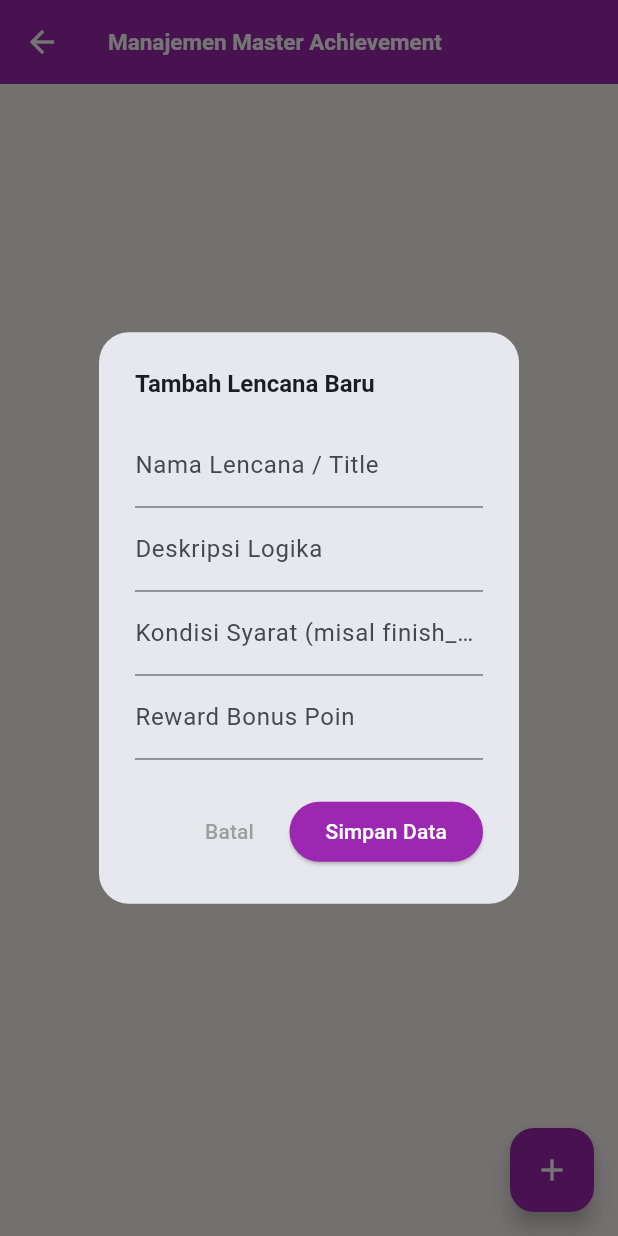
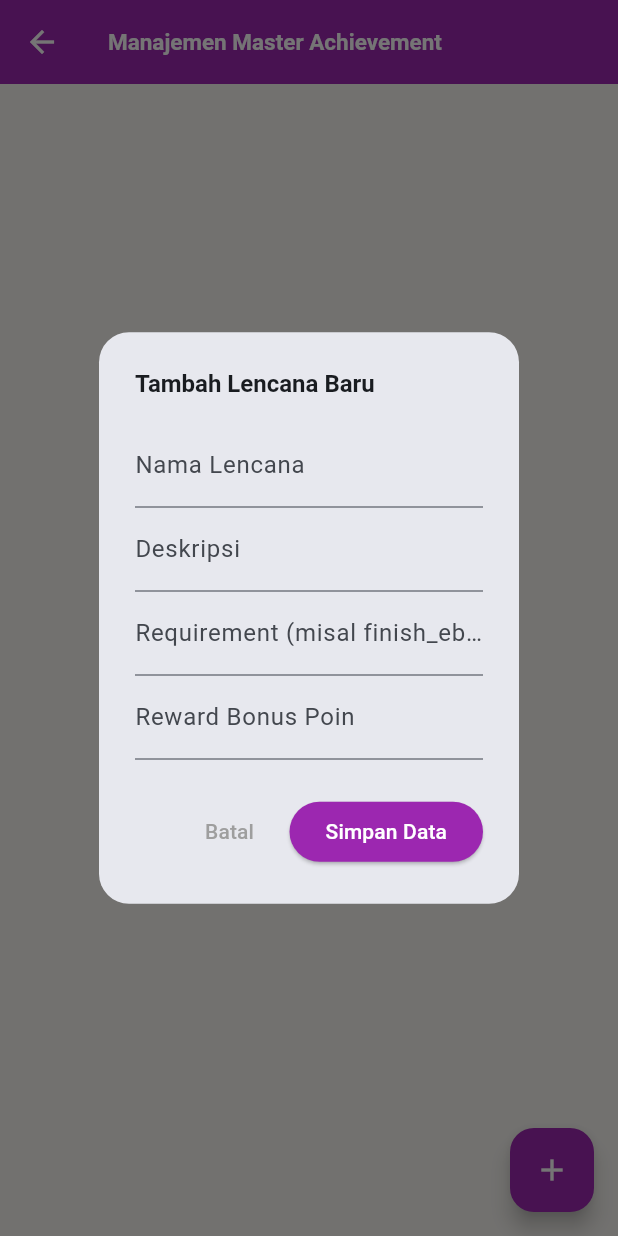
Before and after one commit to fajarniskala/belajarin, a Flutter app: the ManajemenAchievementPage screen opened directly, after a tap on the "add" icon, on a phone screen of 412 x 824 dp. Run offline on Flutter 3.47's test engine with Material 3 defaults, Android fonts, the phone set to English and light mode, and no system bars; our stand-ins replace file_picker, shared_preferences; missing offline and left inert: syncfusion_flutter_pdfviewer; accounts and stored records are empty; network calls fail.

Commit message:
Update manajemen achievement Fixes #45

```diff
--- a/lib/pages/admin/manajemen_achievement_page.dart
+++ b/lib/pages/admin/manajemen_achievement_page.dart
@@ -99,19 +99,19 @@ class _ManajemenAchievementPageState extends State<ManajemenAchievementPage> {
               TextField(
                 controller: titleController,
                 decoration: const InputDecoration(
-                  labelText: 'Nama Lencana / Title',
+                  labelText: 'Nama Lencana',
                 ),
               ),
               TextField(
                 controller: descController,
                 decoration: const InputDecoration(
-                  labelText: 'Deskripsi Logika',
+                  labelText: 'Deskripsi',
                 ),
               ),
               TextField(
                 controller: condController,
                 decoration: const InputDecoration(
-                  labelText: 'Kondisi Syarat (misal finish_ebook:5)',
+                  labelText: 'Requirement (misal finish_ebook:5)',
                 ),
               ),
               TextField(
```
